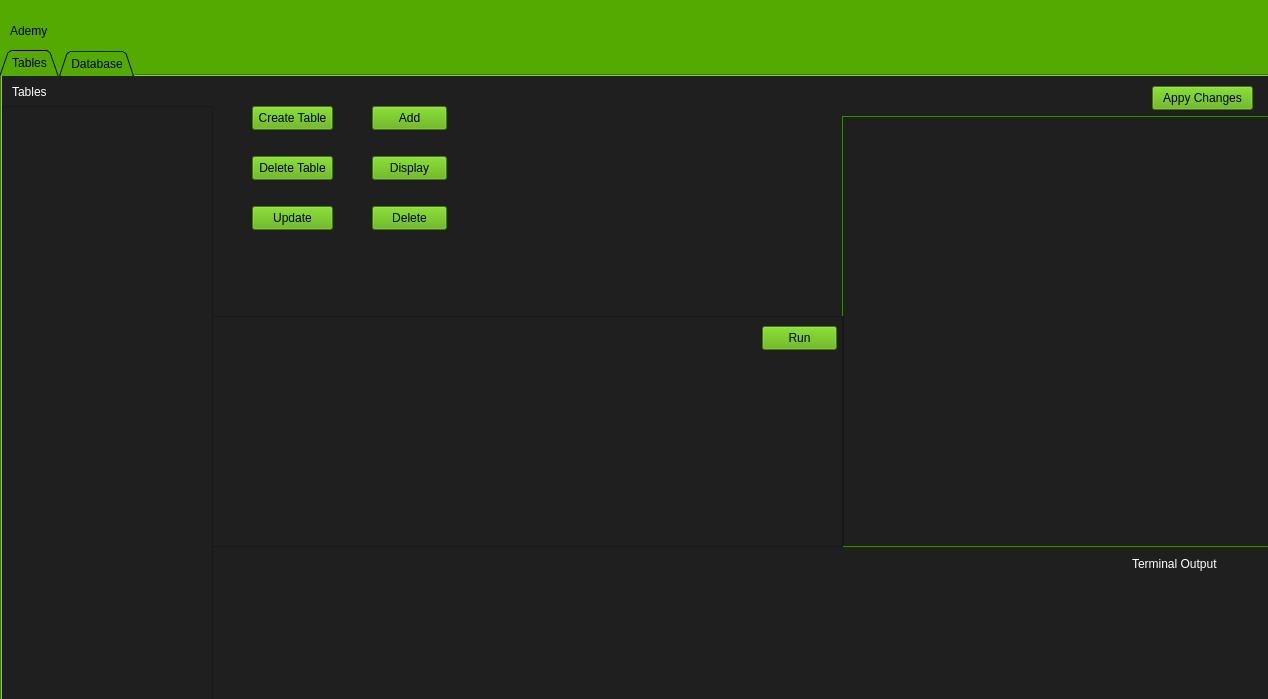
This is ui/mainwindow.ui in Jedybox/Ademy as Qt 5 draws it before an edit. The edited form follows.
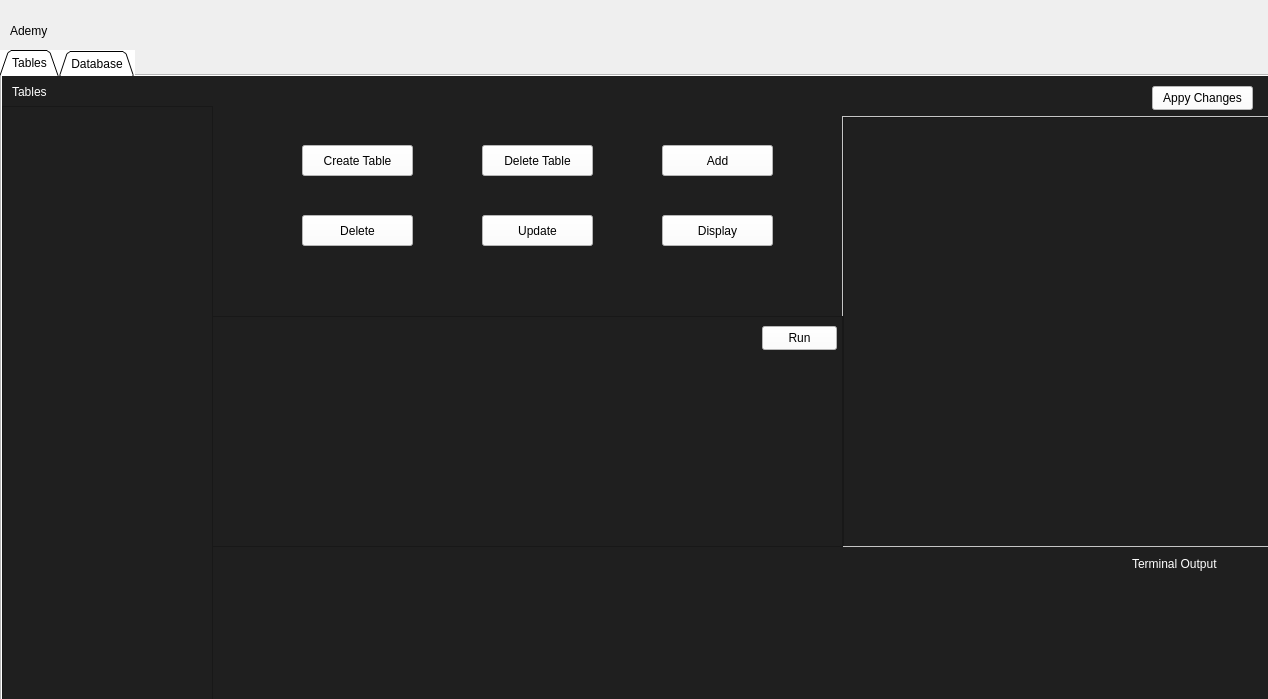
This is the edited form. The open tabs and pages were chosen to show the change.

Commit message: we almost done

Patch:
```diff
--- a/ui/mainwindow.ui
+++ b/ui/mainwindow.ui
@@ -35,7 +35,7 @@
    <string>Ademy</string>
   </property>
   <property name="styleSheet">
-   <string notr="true">background:rgb(85, 170, 0)</string>
+   <string notr="true">\</string>
   </property>
   <property name="animated">
    <bool>false</bool>
@@ -94,7 +94,7 @@
      </sizepolicy>
     </property>
     <property name="styleSheet">
-     <string notr="true"/>
+     <string notr="true">background:rgb(255, 255, 255)</string>
     </property>
     <property name="tabPosition">
      <enum>QTabWidget::North</enum>
@@ -109,32 +109,6 @@
      <attribute name="title">
       <string>Tables</string>
      </attribute>
-     <widget class="QPushButton" name="createTableBtn">
-      <property name="geometry">
-       <rect>
-        <x>250</x>
-        <y>30</y>
-        <width>81</width>
-        <height>24</height>
-       </rect>
-      </property>
-      <property name="text">
-       <string>Create Table</string>
-      </property>
-     </widget>
-     <widget class="QPushButton" name="deleteTableBtn">
-      <property name="geometry">
-       <rect>
-        <x>250</x>
-        <y>80</y>
-        <width>81</width>
-        <height>24</height>
-       </rect>
-      </property>
-      <property name="text">
-       <string>Delete Table</string>
-      </property>
-     </widget>
      <widget class="QTextEdit" name="terminal">
       <property name="geometry">
        <rect>
@@ -210,45 +184,6 @@
        <string>Appy Changes</string>
       </property>
      </widget>
-     <widget class="QPushButton" name="addOnTable">
-      <property name="geometry">
-       <rect>
-        <x>370</x>
-        <y>30</y>
-        <width>75</width>
-        <height>24</height>
-       </rect>
-      </property>
-      <property name="text">
-       <string>Add</string>
-      </property>
-     </widget>
-     <widget class="QPushButton" name="updateOnTable">
-      <property name="geometry">
-       <rect>
-        <x>250</x>
-        <y>130</y>
-        <width>81</width>
-        <height>24</height>
-       </rect>
-      </property>
-      <property name="text">
-       <string>Update</string>
-      </property>
-     </widget>
-     <widget class="QPushButton" name="displayBtn">
-      <property name="geometry">
-       <rect>
-        <x>370</x>
-        <y>80</y>
-        <width>75</width>
-        <height>24</height>
-       </rect>
-      </property>
-      <property name="text">
-       <string>Display</string>
-      </property>
-     </widget>
      <widget class="QPlainTextEdit" name="queryEditor">
       <property name="geometry">
        <rect>
@@ -265,19 +200,6 @@
 </string>
       </property>
      </widget>
-     <widget class="QPushButton" name="deleteFromTable">
-      <property name="geometry">
-       <rect>
-        <x>370</x>
-        <y>130</y>
-        <width>75</width>
-        <height>24</height>
-       </rect>
-      </property>
-      <property name="text">
-       <string>Delete</string>
-      </property>
-     </widget>
      <widget class="QLabel" name="label_2">
       <property name="geometry">
        <rect>
@@ -355,6 +277,108 @@
       <property name="styleSheet">
        <string notr="true">background:rgb(31, 31, 31)</string>
       </property>
+      <widget class="QPushButton" name="deleteFromTable">
+       <property name="geometry">
+        <rect>
+         <x>300</x>
+         <y>140</y>
+         <width>111</width>
+         <height>31</height>
+        </rect>
+       </property>
+       <property name="styleSheet">
+        <string notr="true">background:rgb(255, 255, 255);
+font: 12pt &quot;Segoe UI&quot;;</string>
+       </property>
+       <property name="text">
+        <string>Delete</string>
+       </property>
+      </widget>
+      <widget class="QPushButton" name="updateOnTable">
+       <property name="geometry">
+        <rect>
+         <x>480</x>
+         <y>140</y>
+         <width>111</width>
+         <height>31</height>
+        </rect>
+       </property>
+       <property name="styleSheet">
+        <string notr="true">background:rgb(255, 255, 255);
+font: 12pt &quot;Segoe UI&quot;;</string>
+       </property>
+       <property name="text">
+        <string>Update</string>
+       </property>
+      </widget>
+      <widget class="QPushButton" name="deleteTableBtn">
+       <property name="geometry">
+        <rect>
+         <x>480</x>
+         <y>70</y>
+         <width>111</width>
+         <height>31</height>
+        </rect>
+       </property>
+       <property name="styleSheet">
+        <string notr="true">background:rgb(255, 255, 255);
+font: 12pt &quot;Segoe UI&quot;;</string>
+       </property>
+       <property name="text">
+        <string>Delete Table</string>
+       </property>
+      </widget>
+      <widget class="QPushButton" name="displayBtn">
+       <property name="geometry">
+        <rect>
+         <x>660</x>
+         <y>140</y>
+         <width>111</width>
+         <height>31</height>
+        </rect>
+       </property>
+       <property name="styleSheet">
+        <string notr="true">background:rgb(255, 255, 255);
+font: 12pt &quot;Segoe UI&quot;;</string>
+       </property>
+       <property name="text">
+        <string>Display</string>
+       </property>
+      </widget>
+      <widget class="QPushButton" name="createTableBtn">
+       <property name="geometry">
+        <rect>
+         <x>300</x>
+         <y>70</y>
+         <width>111</width>
+         <height>31</height>
+        </rect>
+       </property>
+       <property name="styleSheet">
+        <string notr="true">background:rgb(255, 255, 255);
+font: 12pt &quot;Segoe UI&quot;;</string>
+       </property>
+       <property name="text">
+        <string>Create Table</string>
+       </property>
+      </widget>
+      <widget class="QPushButton" name="addOnTable">
+       <property name="geometry">
+        <rect>
+         <x>660</x>
+         <y>70</y>
+         <width>111</width>
+         <height>31</height>
+        </rect>
+       </property>
+       <property name="styleSheet">
+        <string notr="true">background:rgb(255, 255, 255);
+font: 12pt &quot;Segoe UI&quot;;</string>
+       </property>
+       <property name="text">
+        <string>Add</string>
+       </property>
+      </widget>
      </widget>
      <zorder>widget</zorder>
      <zorder>createTableBtn</zorder>
```
Left out of the diff: 8 changed lines with no effect on the pictures. The commit also changes 2 other files.
